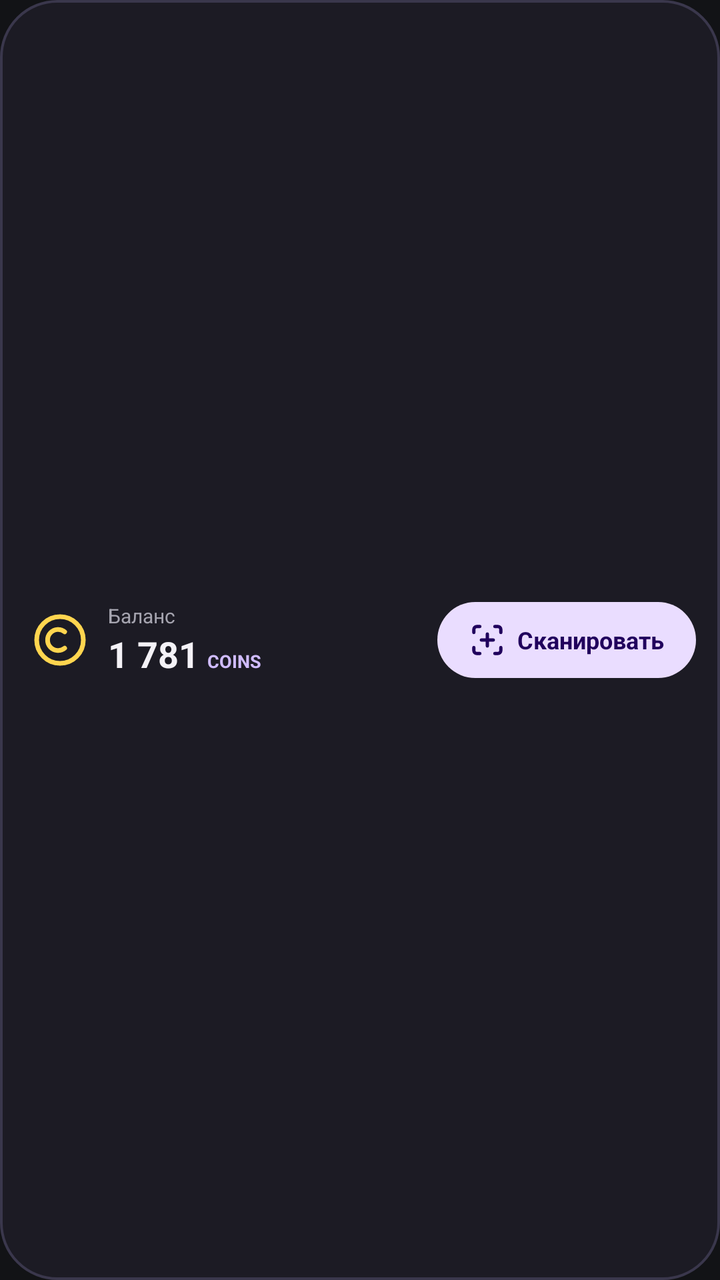
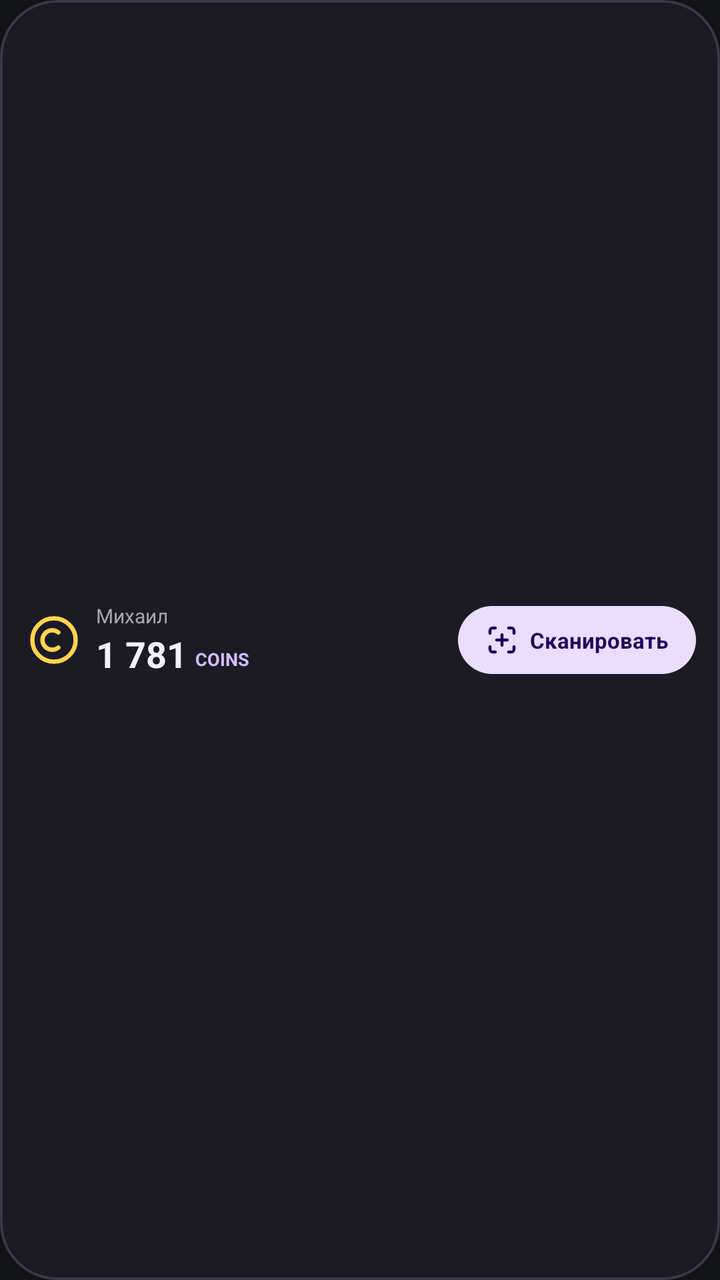

Screens rendered from an Android XML layout before and after an edit, with the pre-edit source and the edit as a unified diff.
<!-- AndroidManifest.xml: application theme Theme.Darkside -->
<!-- res/layout/widget_darkside_4x1.xml -->
<?xml version="1.0" encoding="utf-8"?>
<LinearLayout xmlns:android="http://schemas.android.com/apk/res/android"
    android:id="@+id/widget_root_4x1"
    android:layout_width="match_parent"
    android:layout_height="match_parent"
    android:background="@drawable/bg_widget_container"
    android:gravity="center_vertical"
    android:orientation="horizontal"
    android:paddingStart="16dp"
    android:paddingTop="10dp"
    android:paddingEnd="12dp"
    android:paddingBottom="10dp">

    
    <ImageView
        android:layout_width="28dp"
        android:layout_height="28dp"
        android:src="@drawable/ic_coin"
        android:contentDescription="@string/app_name" />

    <LinearLayout
        android:layout_width="0dp"
        android:layout_height="wrap_content"
        android:layout_marginStart="10dp"
        android:layout_weight="1"
        android:orientation="vertical">

        <TextView
            android:id="@+id/widget_user_name_4x1"
            android:layout_width="wrap_content"
            android:layout_height="wrap_content"
            android:text="Баланс"
            android:textColor="@color/ds_text_secondary"
            android:textSize="10sp" />

        <LinearLayout
            android:layout_width="wrap_content"
            android:layout_height="wrap_content"
            android:gravity="bottom"
            android:orientation="horizontal">

            <TextView
                android:id="@+id/widget_balance_4x1"
                android:layout_width="wrap_content"
                android:layout_height="wrap_content"
                android:text="1 781"
                android:textColor="@color/ds_text_primary"
                android:textSize="18sp"
                android:textStyle="bold" />

            <TextView
                android:layout_width="wrap_content"
                android:layout_height="wrap_content"
                android:layout_marginStart="4dp"
                android:text="COINS"
                android:textColor="@color/ds_primary"
                android:textSize="9sp"
                android:textStyle="bold" />
        </LinearLayout>
    </LinearLayout>

    
    <LinearLayout
        android:id="@+id/widget_btn_scan_4x1"
        android:layout_width="wrap_content"
        android:layout_height="wrap_content"
        android:background="@drawable/bg_widget_pill_button"
        android:clickable="true"
        android:focusable="true"
        android:gravity="center"
        android:orientation="horizontal"
        android:paddingStart="16dp"
        android:paddingTop="10dp"
        android:paddingEnd="16dp"
        android:paddingBottom="10dp">

        <ImageView
            android:layout_width="18dp"
            android:layout_height="18dp"
            android:src="@drawable/ic_scan_qr"
            android:contentDescription="@string/scan_qr" />

        <TextView
            android:layout_width="wrap_content"
            android:layout_height="wrap_content"
            android:layout_marginStart="6dp"
            android:text="@string/scan_qr_short"
            android:textColor="@color/ds_on_primary_container"
            android:textSize="12sp"
            android:textStyle="bold" />
    </LinearLayout>

</LinearLayout>
<!-- resources referenced by this layout -->
<resources>
  <color name="ds_on_primary_container">#21005D</color>
  <color name="ds_primary">#D0BCFF</color>
  <color name="ds_text_primary">#F4F2F7</color>
  <color name="ds_text_secondary">#A5A4AF</color>
  <!-- drawable bg_widget_container (drawable) -->
  <?xml version="1.0" encoding="utf-8"?>
  <shape xmlns:android="http://schemas.android.com/apk/res/android"
      android:shape="rectangle">
      <corners android:radius="28dp" />
      <solid android:color="@color/ds_surface" />
      <stroke
          android:width="1.2dp"
          android:color="@color/ds_stroke" />
  </shape>
  <!-- drawable bg_widget_pill_button (drawable) -->
  <?xml version="1.0" encoding="utf-8"?>
  <ripple xmlns:android="http://schemas.android.com/apk/res/android"
      android:color="@color/ds_primary">
      <item>
          <shape android:shape="rectangle">
              <corners android:radius="100dp" />
              <solid android:color="@color/ds_primary_container" />
          </shape>
      </item>
  </ripple>
  <!-- drawable ic_coin (drawable) -->
  <vector xmlns:android="http://schemas.android.com/apk/res/android"
      android:width="24dp"
      android:height="24dp"
      android:viewportWidth="24"
      android:viewportHeight="24">
      
      <path
          android:strokeColor="#FFD54F"
          android:strokeWidth="2"
          android:pathData="M12,2A10,10 0 1,0 22,12 10,10 0 0,0 12,2z" />
      
      <path
          android:strokeColor="#FFD54F"
          android:strokeWidth="2"
          android:strokeLineCap="round"
          android:pathData="M14,8.5A4.5,4.5 0 1,0 14,15.5" />
  </vector>
  <!-- drawable ic_scan_qr (drawable) -->
  <vector xmlns:android="http://schemas.android.com/apk/res/android"
      android:width="24dp"
      android:height="24dp"
      android:viewportWidth="24"
      android:viewportHeight="24">
      <path
          android:strokeColor="#21005D"
          android:strokeWidth="2.2"
          android:strokeLineCap="round"
          android:strokeLineJoin="round"
          android:pathData="M3,7V5a2,2 0 0,1 2,-2h2M17,3h2a2,2 0 0,1 2,2v2M21,17v2a2,2 0 0,1 -2,2h-2M7,21H5a2,2 0 0,1 -2,-2v-2M12,8v8M8,12h8" />
  </vector>
  <string name="app_name">Darkside</string>
  <string name="scan_qr">СКАНИРОВАТЬ</string>
  <string name="scan_qr_short">Сканировать</string>
  <style name="Theme.Darkside" parent="Theme.Material3.Dark.NoActionBar">
          <item name="android:windowBackground">@color/ds_background</item>
          <item name="android:statusBarColor">@color/ds_background</item>
          <item name="android:navigationBarColor">@color/ds_background</item>
          <item name="colorPrimary">@color/ds_primary</item>
          <item name="colorOnPrimary">@color/ds_on_primary</item>
          <item name="colorSurface">@color/ds_surface</item>
          <item name="colorOnSurface">@color/ds_text_primary</item>
      </style>
  <color name="ds_surface">#1C1B24</color>
  <color name="ds_stroke">#3A374C</color>
  <color name="ds_primary_container">#EADDFF</color>
  <color name="ds_background">#121316</color>
  <color name="ds_on_primary">#381E72</color>
</resources>

<!-- the commit's change to res/layout/widget_darkside_4x1.xml (unified diff, before → after) -->
@@ -6,30 +6,33 @@
     android:background="@drawable/bg_widget_container"
     android:gravity="center_vertical"
     android:orientation="horizontal"
-    android:paddingStart="16dp"
-    android:paddingTop="10dp"
+    android:paddingStart="14dp"
+    android:paddingTop="8dp"
     android:paddingEnd="12dp"
-    android:paddingBottom="10dp">
+    android:paddingBottom="8dp">
 
     
     <ImageView
-        android:layout_width="28dp"
-        android:layout_height="28dp"
+        android:layout_width="26dp"
+        android:layout_height="26dp"
         android:src="@drawable/ic_coin"
         android:contentDescription="@string/app_name" />
 
     <LinearLayout
         android:layout_width="0dp"
         android:layout_height="wrap_content"
-        android:layout_marginStart="10dp"
+        android:layout_marginStart="8dp"
         android:layout_weight="1"
+        android:gravity="center_vertical"
         android:orientation="vertical">
 
         <TextView
             android:id="@+id/widget_user_name_4x1"
             android:layout_width="wrap_content"
             android:layout_height="wrap_content"
-            android:text="Баланс"
+            android:ellipsize="end"
+            android:singleLine="true"
+            android:text="Михаил"
             android:textColor="@color/ds_text_secondary"
             android:textSize="10sp" />
 
@@ -43,6 +46,7 @@
                 android:id="@+id/widget_balance_4x1"
                 android:layout_width="wrap_content"
                 android:layout_height="wrap_content"
+                android:singleLine="true"
                 android:text="1 781"
                 android:textColor="@color/ds_text_primary"
                 android:textSize="18sp"
@@ -52,6 +56,8 @@
                 android:layout_width="wrap_content"
                 android:layout_height="wrap_content"
                 android:layout_marginStart="4dp"
+                android:layout_marginBottom="1dp"
+                android:singleLine="true"
                 android:text="COINS"
                 android:textColor="@color/ds_primary"
                 android:textSize="9sp"
@@ -69,14 +75,14 @@
         android:focusable="true"
         android:gravity="center"
         android:orientation="horizontal"
-        android:paddingStart="16dp"
-        android:paddingTop="10dp"
-        android:paddingEnd="16dp"
-        android:paddingBottom="10dp">
+        android:paddingStart="14dp"
+        android:paddingTop="9dp"
+        android:paddingEnd="14dp"
+        android:paddingBottom="9dp">
 
         <ImageView
-            android:layout_width="18dp"
-            android:layout_height="18dp"
+            android:layout_width="16dp"
+            android:layout_height="16dp"
             android:src="@drawable/ic_scan_qr"
             android:contentDescription="@string/scan_qr" />
 
@@ -84,9 +90,10 @@
             android:layout_width="wrap_content"
             android:layout_height="wrap_content"
             android:layout_marginStart="6dp"
+            android:singleLine="true"
             android:text="@string/scan_qr_short"
             android:textColor="@color/ds_on_primary_container"
-            android:textSize="12sp"
+            android:textSize="11sp"
             android:textStyle="bold" />
     </LinearLayout>
 
